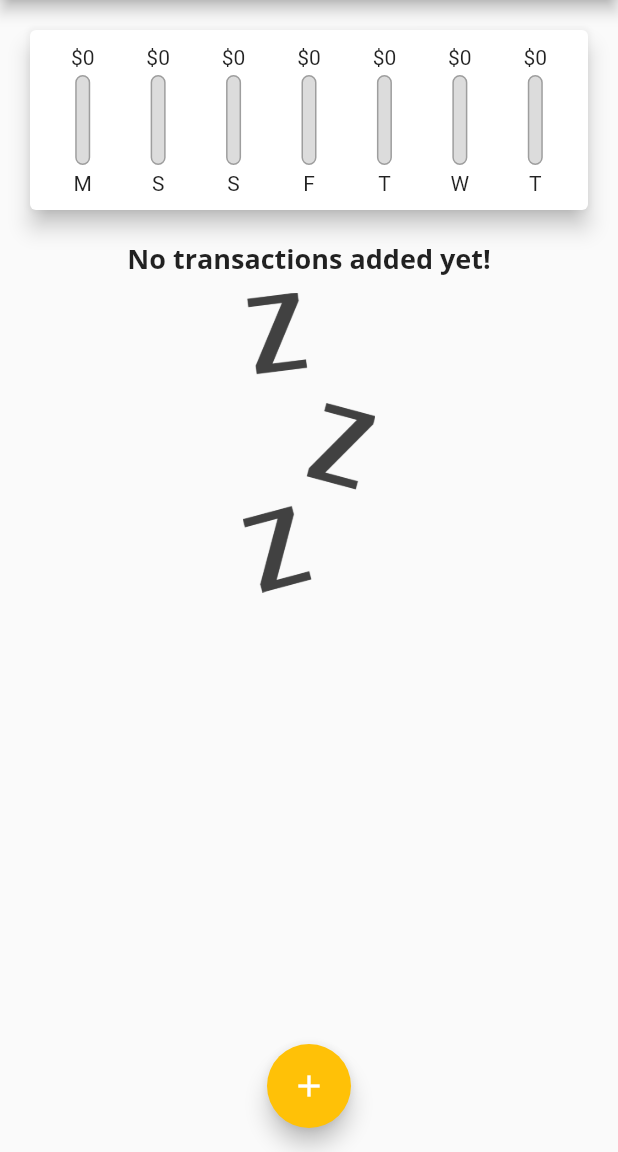
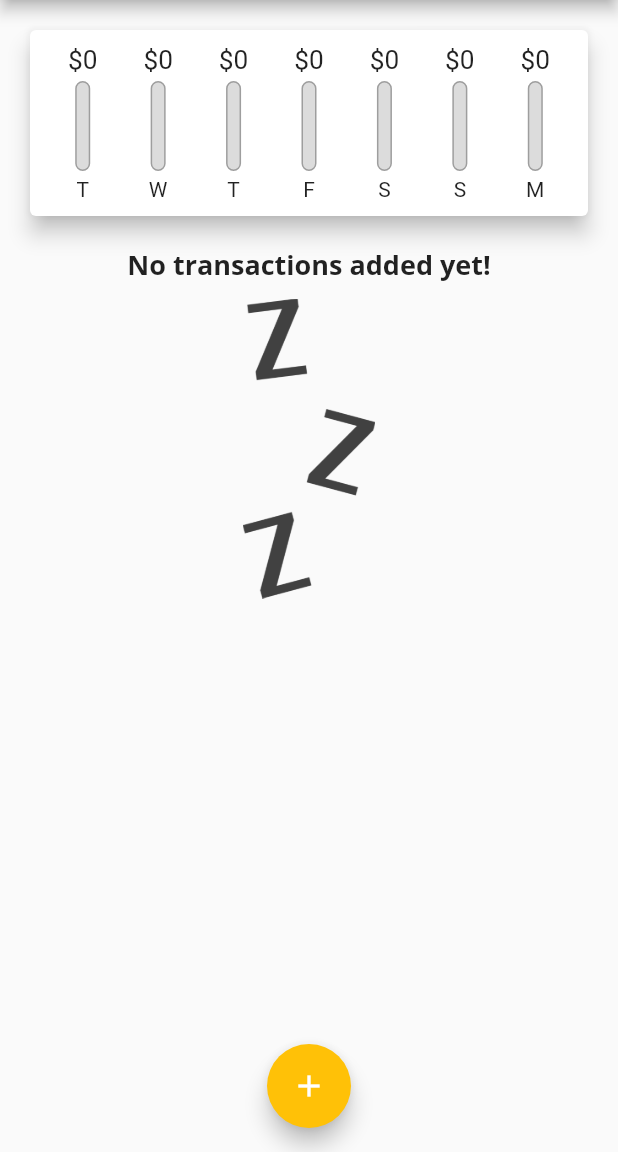
Before and after one commit to jortan02/personal_expenses_app, a Flutter app: the screen it shows after launch, on a phone screen of 412 x 824 dp, the part 84-1236 px from its top. Run offline on Flutter 3.47's test engine with Material 2 defaults, Android fonts, the phone set to English and light mode, and no system bars.

```diff
--- a/lib/widgets/chart.dart
+++ b/lib/widgets/chart.dart
@@ -25,14 +25,11 @@ class Chart extends StatelessWidget {
         }
       }
 
-      print(DateFormat.E().format(weekDay));
-      print(totalSum);
-
       return {
         "day": DateFormat.E().format(weekDay).substring(0, 1),
         "amount": totalSum
       };
-    });
+    }).reversed.toList();
   }
 
   @override
--- a/lib/widgets/chart_bar.dart
+++ b/lib/widgets/chart_bar.dart
@@ -16,7 +16,10 @@ class ChartBar extends StatelessWidget {
   Widget build(BuildContext context) {
     return Column(
       children: [
-        FittedBox(child: Text("\$${spendingAmount.toStringAsFixed(0)}")),
+        Container(
+            height: 20,
+            child: FittedBox(
+                child: Text("\$${spendingAmount.toStringAsFixed(0)}"))),
         const SizedBox(
           height: 4,
         ),
--- a/lib/widgets/transaction_list.dart
+++ b/lib/widgets/transaction_list.dart
@@ -41,7 +41,7 @@ class TransactionList extends StatelessWidget {
                               padding: const EdgeInsets.all(6),
                               child: FittedBox(
                                   child: Text(
-                                      "\$${transactions[index].amount}")))),
+                                      "\$${transactions[index].amount.toStringAsFixed(2)}")))),
                       title: Text(transactions[index].title,
                           style: Theme.of(context).textTheme.headline5),
                       subtitle: Text(
```
